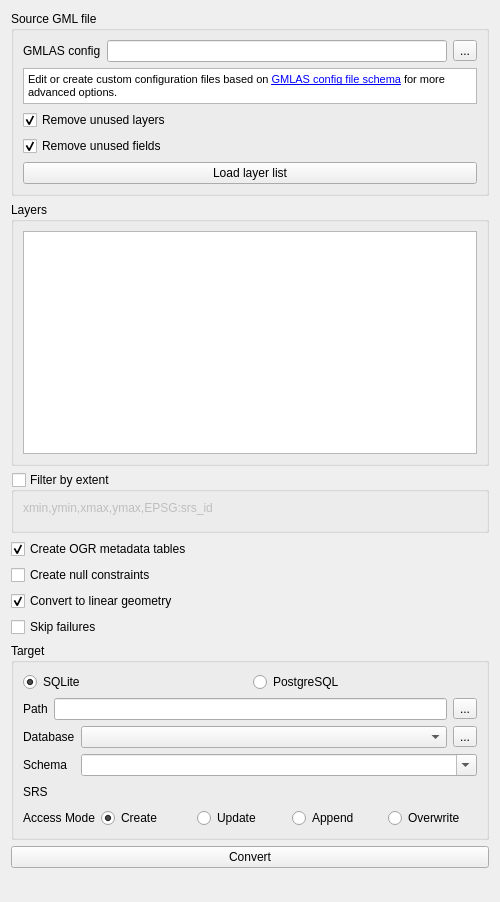
Qt form gml_application_schema_toolbox/ui/import_gmlas_panel.ui (BRGM/gml_application_schema_toolbox) before a commit.
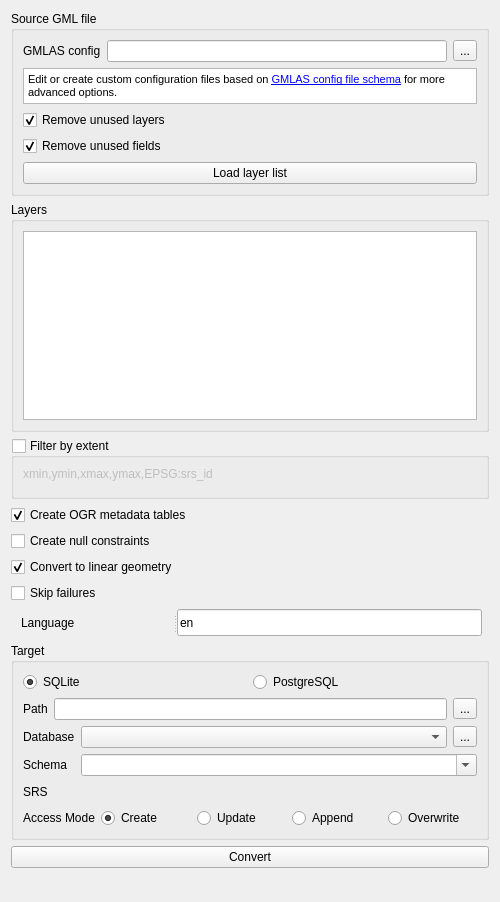
The same form after that commit. Custom widgets are drawn as their Qt base class.

Commit message: Convert / Add an option to use QGIS locale to resolve Xlink content #18.

What changed in the file:
```diff
--- a/gml_application_schema_toolbox/ui/import_gmlas_panel.ui
+++ b/gml_application_schema_toolbox/ui/import_gmlas_panel.ui
@@ -209,6 +209,51 @@
      </property>
     </widget>
    </item>
+   <item>
+    <widget class="QWidget" name="widget" native="true">
+     <property name="minimumSize">
+      <size>
+       <width>0</width>
+       <height>28</height>
+      </size>
+     </property>
+     <widget class="QSplitter" name="splitter">
+      <property name="geometry">
+       <rect>
+        <x>10</x>
+        <y>0</y>
+        <width>461</width>
+        <height>27</height>
+       </rect>
+      </property>
+      <property name="orientation">
+       <enum>Qt::Horizontal</enum>
+      </property>
+      <widget class="QLabel" name="label">
+       <property name="sizePolicy">
+        <sizepolicy hsizetype="Fixed" vsizetype="Preferred">
+         <horstretch>0</horstretch>
+         <verstretch>0</verstretch>
+        </sizepolicy>
+       </property>
+       <property name="toolTip">
+        <string>&lt;html&gt;&lt;head/&gt;&lt;body&gt;&lt;p&gt;For XLink resolution (eg. resources resolved from INSPIRE registry), define which language to use in HTTP header 'Accep-Language'.&lt;/p&gt;&lt;/body&gt;&lt;/html&gt;</string>
+       </property>
+       <property name="text">
+        <string>Language</string>
+       </property>
+      </widget>
+      <widget class="QLineEdit" name="acceptLanguageHeaderInput">
+       <property name="toolTip">
+        <string>&lt;html&gt;&lt;head/&gt;&lt;body&gt;&lt;p&gt;For XLink resolution (eg. resources resolved from INSPIRE registry), define which language to use in HTTP header 'Accep-Language'.&lt;/p&gt;&lt;/body&gt;&lt;/html&gt;</string>
+       </property>
+       <property name="text">
+        <string>en</string>
+       </property>
+      </widget>
+     </widget>
+    </widget>
+   </item>
    <item>
     <widget class="QGroupBox" name="groupBox_6">
      <property name="sizePolicy">
```
The commit also changes 1 other file.
